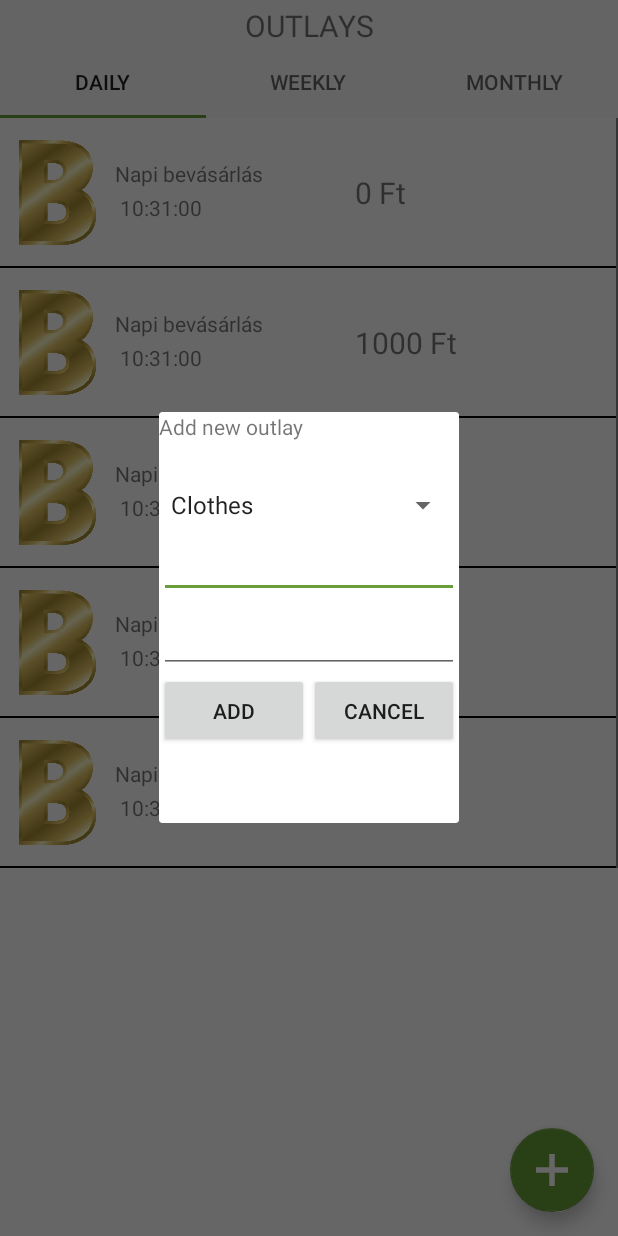
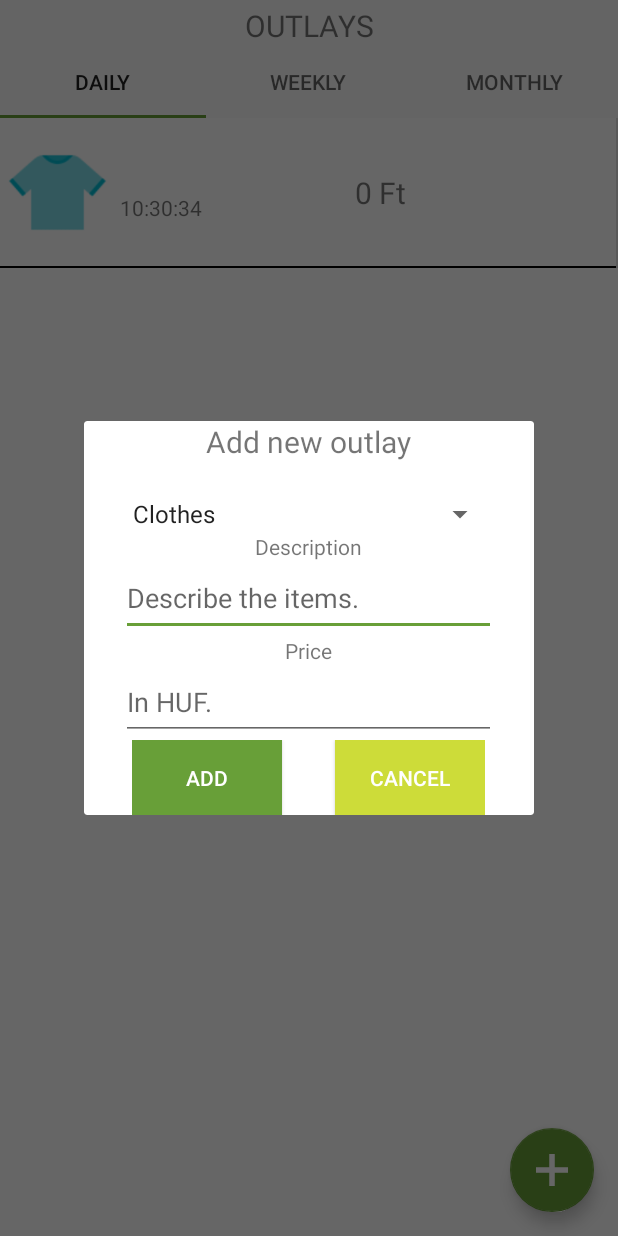
Before and after one commit to wlagyorgy/Budget, an Android app: the DailyOutlaysFragment screen opened directly, with no data from a screen before it, after a tap on an icon or button, on a phone screen of 412 x 824 dp. Run offline under Robolectric (Android 15) with nearby library versions, the phone set to English and light mode, and no system bars; libraries missing offline, so code that uses them is left out: com.facebook, com.facebook.appevents; 2 statements that could not run were skipped.

Commit message:
saegffsadsdsdfg gds gs

```diff
--- a/app/src/main/java/hu/bme/wlassits/budget/fragment/income/BaseIncomeFragment.java
+++ b/app/src/main/java/hu/bme/wlassits/budget/fragment/income/BaseIncomeFragment.java
@@ -20,10 +20,10 @@ import android.widget.Spinner;
 import android.widget.TextView;
 
 import java.util.ArrayList;
-import java.util.Calendar;
 
 import hu.bme.wlassits.budget.R;
 import hu.bme.wlassits.budget.managers.Managers;
+import hu.bme.wlassits.budget.model.Globals;
 import hu.bme.wlassits.budget.model.Income;
 import hu.bme.wlassits.budget.model.Outlay;
 
@@ -44,23 +44,6 @@ public class BaseIncomeFragment extends Fragment {
     public void onCreate(@Nullable Bundle savedInstanceState) {
         super.onCreate(savedInstanceState);
         context = getActivity();
-    }
-
-    public ArrayList<Income> mockOutlays() {
-
-        ArrayList<Income> incomes = new ArrayList<>();
-        Income income;
-
-        for (int i = 0; i < 5; i++) {
-            income = new Income();
-
-            income.setDate(Calendar.getInstance().getTime());
-            income.setDescription("Napi kereset");
-            income.setValue(i * 5000);
-            income.setImg(getResources().getDrawable(R.drawable.icon_money));
-            incomes.add(income);
-        }
-        return incomes;
     }
 
 
@@ -179,8 +162,7 @@ public class BaseIncomeFragment extends Fragment {
         });
 
 
-        ArrayList<Income> listData = mockOutlays();
-        setData(listData);
+        setData(Globals.incomes);
 
         return view;
     }
--- a/app/src/main/java/hu/bme/wlassits/budget/fragment/outlay/BaseOutlayFragment.java
+++ b/app/src/main/java/hu/bme/wlassits/budget/fragment/outlay/BaseOutlayFragment.java
@@ -1,9 +1,6 @@
 package hu.bme.wlassits.budget.fragment.outlay;
 
 import android.app.Dialog;
-import android.graphics.drawable.Drawable;
-import android.support.design.widget.FloatingActionButton;
-import android.support.v4.app.Fragment;
 import android.content.Context;
 import android.os.Bundle;
 import android.support.annotation.Nullable;
@@ -20,22 +17,18 @@ import android.widget.EditText;
 import android.widget.ImageView;
 import android.widget.Spinner;
 import android.widget.TextView;
-import hu.bme.wlassits.budget.model.Globals;
 
 import java.util.ArrayList;
 import java.util.Calendar;
 
 import hu.bme.wlassits.budget.R;
 import hu.bme.wlassits.budget.managers.Managers;
+import hu.bme.wlassits.budget.model.Globals;
 import hu.bme.wlassits.budget.model.Outlay;
 
 import static android.support.v7.widget.RecyclerView.HORIZONTAL;
-
 import static hu.bme.wlassits.budget.model.Globals.outlays;
 
-/**
- * Created by Adam Varga on 12/9/2017.
- */
 
 public class BaseOutlayFragment extends Fragment {
 
@@ -43,6 +36,11 @@ public class BaseOutlayFragment extends Fragment {
     RecyclerView rvContent;
     OutlayAdapter outlayAdapter;
     FloatingActionButton fabAddItem;
+    Button newOutlayBtn;
+    Button cancelOutlayBtn;
+    EditText descriptionET;
+    EditText valueET;
+    Spinner type;
 
     @Override
     public void onCreate(@Nullable Bundle savedInstanceState) {
@@ -50,47 +48,24 @@ public class BaseOutlayFragment extends Fragment {
         context = getActivity();
     }
 
-    public ArrayList<Outlay> mockOutlays() {
-
-        ArrayList<Outlay> outlays = new ArrayList<>();
-        Outlay outlay;
-
-        for (int i = 0; i < 5; i++) {
-            outlay = new Outlay();
-
-            outlay.setDate(Calendar.getInstance().getTime());
-            outlay.setDescription("Napi bevásárlás");
-            outlay.setValue(i*1000);
-            outlay.setImg(getResources().getDrawable(R.drawable.app_logo));
-            outlays.add(outlay);
-        }
-        return outlays;
-    }
-
-
 
     //TODO Gyuri alert dialog.
     public void createDialog(View view) {
         final Dialog dialog = new Dialog(view.getContext());
         dialog.setContentView(R.layout.dialog_outlays);
         dialog.setCancelable(false);
-        Button newOutlayBtn = dialog.findViewById(R.id.btnNewOutlay);
-        Button cancelOutlayBtn = dialog.findViewById(R.id.btnCancelOutlay);
-        final EditText descriptionET = dialog.findViewById(R.id.etOutlayDescription);
-        final EditText valueET = dialog.findViewById(R.id.etOutlayValue);
-        final Spinner type = dialog.findViewById(R.id.spOutlayType);
+        newOutlayBtn = dialog.findViewById(R.id.btnNewOutlay);
+        cancelOutlayBtn = dialog.findViewById(R.id.btnCancelOutlay);
+        descriptionET = dialog.findViewById(R.id.etOutlayDescription);
+        valueET = dialog.findViewById(R.id.etOutlayValue);
+        type = dialog.findViewById(R.id.spOutlayType);
 
 
         newOutlayBtn.setOnClickListener(new View.OnClickListener() {
             @Override
             public void onClick(View v) {
-                Outlay outlay = new Outlay();
-                outlay.setDescription( descriptionET.getText().toString());
-                outlay.setValue(Integer.parseInt(valueET.getText().toString()));
-                String drawableId = type.getSelectedItem().toString();
-                int img = getResources().getIdentifier(drawableId,"drawable",context.getPackageName());
-                outlay.setImg(getResources().getDrawable(img));
-                outlays.add(outlay);
+                addNewOutlay();
+                dialog.dismiss();
             }
         });
 
@@ -105,6 +80,19 @@ public class BaseOutlayFragment extends Fragment {
         dialog.show();
     }
 
+    public void addNewOutlay() {
+        Outlay outlay = new Outlay();
+        outlay.setDate(Calendar.getInstance().getTime());
+        outlay.setDescription(descriptionET.getText().toString());
+        outlay.setValue(Integer.parseInt(valueET.getText().toString()));
+        String drawableId = type.getSelectedItem().toString().toLowerCase();
+        int imgId = getResources().getIdentifier(drawableId, "drawable", context.getPackageName());
+
+        outlay.setImg(getResources().getDrawable(imgId));
+        outlays.add(outlay);
+
+        //TODO SaveData to preferences
+    }
 
 
     public class OutlayAdapter extends RecyclerView.Adapter<OutlayAdapter.OutlayHolder> {
@@ -150,14 +138,24 @@ public class BaseOutlayFragment extends Fragment {
 
             OutlayHolder(View itemView) {
                 super(itemView);
-
                 ivIcon = itemView.findViewById(R.id.ivIcon);
                 tvDescription = itemView.findViewById(R.id.tvDescription);
                 tvDate = itemView.findViewById(R.id.tvDate);
                 tvValue = itemView.findViewById(R.id.tvValue);
-                //   container = itemView.findViewById(R.id.notification_item_root);
+
+                itemView.setOnClickListener(new View.OnClickListener() {
+                    @Override
+                    public void onClick(View v) {
+                        handleOutlayItem(getAdapterPosition());
+                    }
+                });
             }
         }
+    }
+
+    //TODO Ehhez létrehozni layoutot illetve betölteni bele az adatokat, hogy lehessen baszogatni.
+    public void handleOutlayItem(int pos){
+
     }
 
 
@@ -187,9 +185,7 @@ public class BaseOutlayFragment extends Fragment {
             }
         });
 
-
-        ArrayList<Outlay> listData = mockOutlays();
-        setData(listData);
+        setData(Globals.outlays);
 
         return view;
     }
--- a/app/src/main/java/hu/bme/wlassits/budget/model/Globals.java
+++ b/app/src/main/java/hu/bme/wlassits/budget/model/Globals.java
@@ -5,6 +5,6 @@ import java.util.ArrayList;
 
 public class Globals {
     public static User user;
-    public static ArrayList<Outlay> outlays;
-    public static ArrayList<Income> incomes;
+    public static ArrayList<Outlay> outlays = new ArrayList<>();
+    public static ArrayList<Income> incomes = new ArrayList<>();
 }
--- a/app/src/main/java/hu/bme/wlassits/budget/presentation/DashboardActivity.java
+++ b/app/src/main/java/hu/bme/wlassits/budget/presentation/DashboardActivity.java
@@ -95,7 +95,11 @@ public class DashboardActivity extends BaseActivity {
 
 
 
-    //TODO Betölteni előre az összes kiadást és bevételt, ezt tárolni a Globalsban pl.
+    //TODO Betölteni előre az összes kiadást és bevételt, ezt tárolni a Globalsban (Sharedpreferencesből).
+
+
+
+
 
 
 
--- a/app/src/main/java/hu/bme/wlassits/budget/presentation/StatisticsActivity.java
+++ b/app/src/main/java/hu/bme/wlassits/budget/presentation/StatisticsActivity.java
@@ -5,7 +5,7 @@ import android.support.annotation.Nullable;
 
 import hu.bme.wlassits.budget.R;
 
-
+//TODO Statisztika hozzáadása [https://github.com/PhilJay/MPAndroidChart]
 public class StatisticsActivity extends BaseActivity {
 
     @Override
--- a/app/src/main/res/layout/dialog_outlays.xml
+++ b/app/src/main/res/layout/dialog_outlays.xml
@@ -1,48 +1,73 @@
 <?xml version="1.0" encoding="utf-8"?>
 <LinearLayout xmlns:android="http://schemas.android.com/apk/res/android"
-    android:orientation="vertical"
-    android:layout_width="match_parent"
-    android:layout_height="match_parent">
+    android:layout_width="300dp"
+    android:layout_height="wrap_content"
+    android:layout_gravity="center_horizontal"
+    android:orientation="vertical">
+
     <TextView
-        android:layout_width="match_parent"
+        android:layout_width="wrap_content"
         android:layout_height="50dp"
+        android:layout_gravity="center_horizontal"
         android:text="Add new outlay"
-        />
+        android:textSize="20sp" />
+
     <Spinner
-        android:layout_width="fill_parent"
+        android:id="@+id/spOutlayType"
+        android:layout_width="250dp"
         android:layout_height="wrap_content"
-        android:id="@+id/spOutlayType"
-        android:entries="@array/outlaytypes"
+        android:layout_gravity="center_horizontal"
+        android:entries="@array/outlaytypes" />
+
+    <TextView
+        android:layout_width="wrap_content"
+        android:layout_height="wrap_content"
+        android:layout_gravity="center_horizontal"
+        android:text="Description" />
+
+    <EditText
+        android:id="@+id/etOutlayDescription"
+        android:layout_width="250dp"
+        android:layout_height="50dp"
+        android:layout_gravity="center_horizontal"
+        android:hint="Describe the items."
         />
 
+    <TextView
+        android:layout_width="wrap_content"
+        android:layout_height="wrap_content"
+        android:layout_gravity="center_horizontal"
+        android:text="Price" />
 
     <EditText
-        android:layout_width="match_parent"
+        android:id="@+id/etOutlayValue"
+        android:layout_width="250dp"
         android:layout_height="50dp"
-        android:id="@+id/etOutlayDescription"
-        />
-
-    <EditText
-        android:layout_width="match_parent"
-        android:layout_height="50dp"
-        android:id="@+id/etOutlayValue"
-        />
+        android:layout_gravity="center_horizontal"
+        android:inputType="number"
+        android:hint="In HUF."/>
 
 
     <LinearLayout
-        android:layout_width="match_parent"
-        android:layout_height="100dp">
+        android:layout_width="wrap_content"
+        android:layout_height="wrap_content"
+        android:layout_gravity="center_horizontal">
+
         <Button
+            android:id="@+id/btnNewOutlay"
             android:layout_width="100dp"
+            android:layout_height="50dp"
             android:text="Add"
-         android:layout_height="50dp"
-         android:id="@+id/btnNewOutlay"
-         />
+            android:background="@color/colorAccent"
+            android:textColor="@color/white"
+            android:layout_marginRight="35dp"/>
+
         <Button
+            android:id="@+id/btnCancelOutlay"
             android:layout_width="100dp"
             android:layout_height="50dp"
             android:text="Cancel"
-        android:id="@+id/btnCancelOutlay"
-        />
+            android:background="@color/accent"
+            android:textColor="@color/white"/>
     </LinearLayout>
 </LinearLayout>
```
Also changed, not shown: app/src/main/res/drawable/car.png (renamed from app/src/main/res/drawable/Car.png), app/src/main/res/drawable/clothes.png (renamed from app/src/main/res/drawable/Clothes.png), app/src/main/res/drawable/food.png (renamed from app/src/main/res/drawable/Food.png), app/src/main/res/drawable/house.png (renamed from app/src/main/res/drawable/House.png), app/src/main/res/drawable/money.png (renamed from app/src/main/res/drawable/Money.png), app/src/main/res/drawable/party.png (renamed from app/src/main/res/drawable/Party.png), app/src/main/res/drawable/travel.png (renamed from app/src/main/res/drawable/Travel.png). Lines whose indentation alone changed are shown as unchanged.
